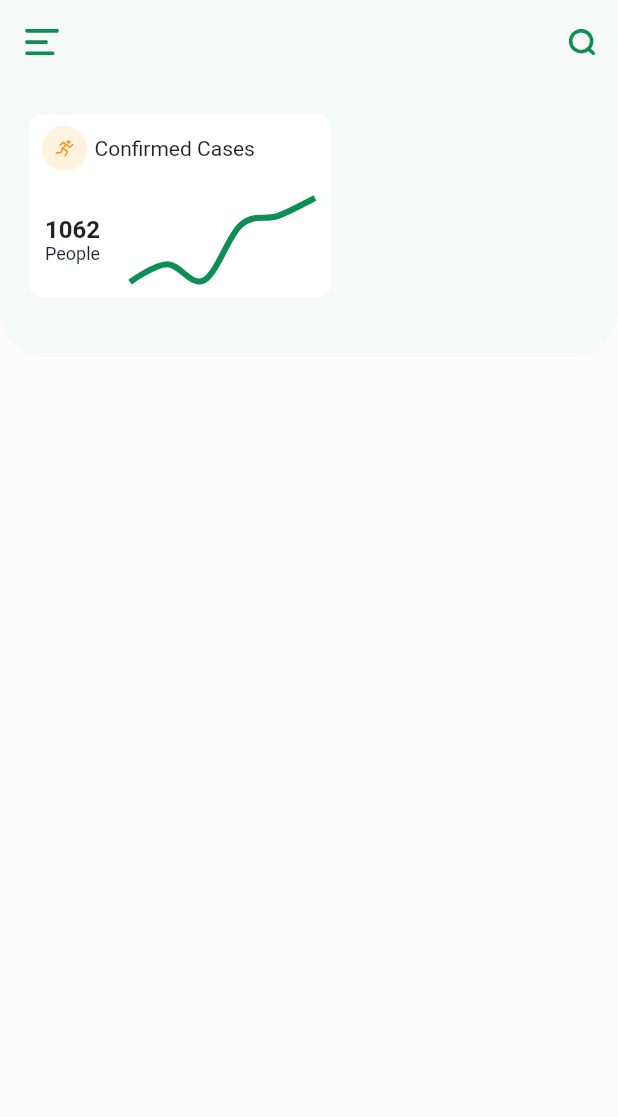
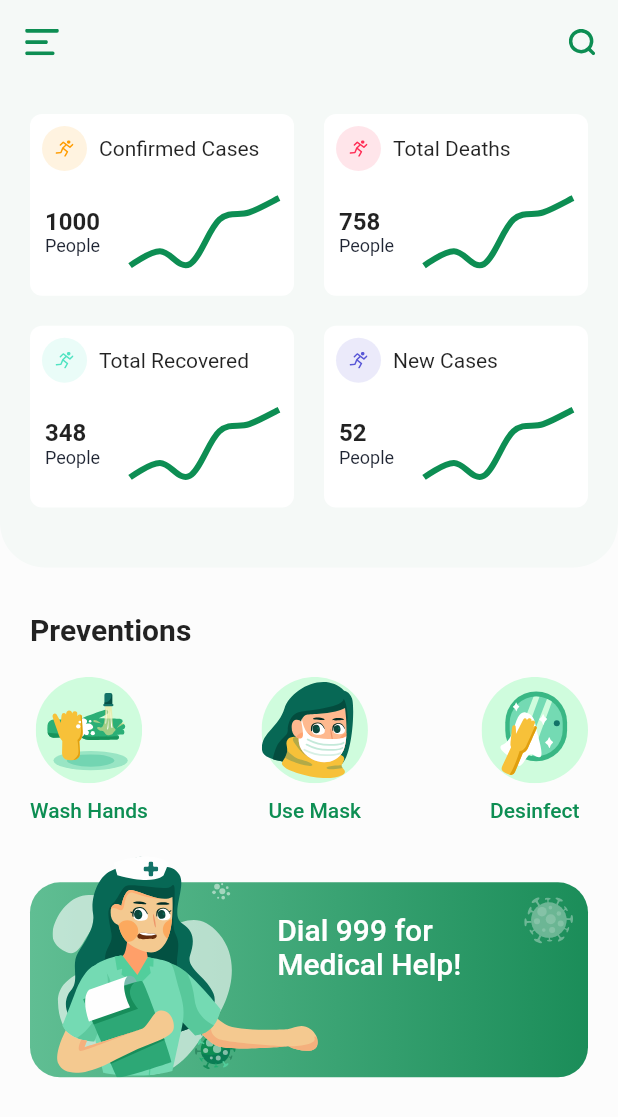
Before and after one commit to pratamawijaya/flutter_ui_example, a Flutter app: the screen it shows after launch, on a phone screen of 412 x 824 dp. Shown: the top 1117 px of the screen. Run offline on Flutter 3.47's test engine with Material 2 defaults, Android fonts, the phone set to English and light mode, and no system bars; drawn by our look-alikes of fl_chart; our stand-ins replace clay_containers, flutter_svg.

Commit message:
2 - create grid card, create preventions section

```diff
--- a/covid19_ui/lib/constants.dart
+++ b/covid19_ui/lib/constants.dart
@@ -4,5 +4,6 @@ const kTextColor = Color(0xFF1E2432);
 const kTextMediumColor = Color(0xFF53627C);
 const kTextLightColor = Color(0xFFACB1C0);
 const kPrimaryColor = Color(0xFF0D8E53);
+const kPrimaryColorDark = Color(0xFF0a7142);
 const kBackgroundColor = Color(0xFFFCFCFC);
 const kInactiveChartColor = Color(0xFFEAECEF);
--- a/covid19_ui/lib/screens/home_screen.dart
+++ b/covid19_ui/lib/screens/home_screen.dart
@@ -1,5 +1,5 @@
 import 'package:covid19_ui/constants.dart';
-import 'package:fl_chart/fl_chart.dart';
+import 'package:covid19_ui/screens/widget/info_card.dart';
 import 'package:flutter/material.dart';
 import 'package:flutter_svg/flutter_svg.dart';
 
@@ -8,7 +8,10 @@ class HomeScreen extends StatelessWidget {
   Widget build(BuildContext context) {
     return Scaffold(
       appBar: buildAppBar(),
-      body: Container(
+      body: Column(
+        crossAxisAlignment: CrossAxisAlignment.start,
+        children: <Widget>[
+          Container(
             padding: EdgeInsets.only(left: 20, top: 20, right: 20, bottom: 40),
             width: double.infinity,
             decoration: BoxDecoration(
@@ -19,77 +22,122 @@ class HomeScreen extends StatelessWidget {
               ),
             ),
             child: Wrap(
+              runSpacing: 20,
+              spacing: 20,
               children: <Widget>[
-            Container(
-              width: 200,
-              decoration: BoxDecoration(
-                color: Colors.white,
-                borderRadius: BorderRadius.circular(8),
+                InfoCard(
+                  title: "Confirmed Cases",
+                  number: "1000",
+                  iconAsset: "assets/icons/running.svg",
+                  iconColor: Color(0xFFFF9C00),
                 ),
-              child: Column(
-                children: <Widget>[
-                  Padding(
-                    padding: const EdgeInsets.all(8.0),
-                    child: Row(
-                      children: <Widget>[
-                        Container(
-                          alignment: Alignment.center,
-                          height: 30,
-                          width: 30,
-                          decoration: BoxDecoration(
-                            color: Color(0xFFFF9C00).withOpacity(0.12),
-                            shape: BoxShape.circle,
+                InfoCard(
+                  title: "Total Deaths",
+                  number: "758",
+                  iconAsset: "assets/icons/running.svg",
+                  iconColor: Color(0xFFFF2D55),
                 ),
-                          child: SvgPicture.asset(
-                            "assets/icons/running.svg",
-                            height: 12,
-                            width: 12,
+                InfoCard(
+                  title: "Total Recovered",
+                  number: "348",
+                  iconAsset: "assets/icons/running.svg",
+                  iconColor: Color(0xFF50E3C2),
                 ),
-                        ),
-                        SizedBox(width: 5),
-                        Text(
-                          "Confirmed Cases",
-                          maxLines: 1,
-                          overflow: TextOverflow.ellipsis,
-                        )
-                      ],
-                    ),
-                  ),
-                  Row(
-                    children: <Widget>[
-                      Padding(
-                        padding: const EdgeInsets.all(10.0),
-                        child: RichText(
-                          text: TextSpan(
-                            style: TextStyle(color: kTextColor),
-                            children: [
-                              TextSpan(
-                                  text: "1062\n",
-                                  style: Theme.of(context)
-                                      .textTheme
-                                      .subtitle1
-                                      .copyWith(fontWeight: FontWeight.bold)),
-                              TextSpan(
-                                text: "People",
-                                style: TextStyle(fontSize: 12),
+                InfoCard(
+                  title: "New Cases",
+                  number: "52",
+                  iconAsset: "assets/icons/running.svg",
+                  iconColor: Color(0xFF5856D6),
                 ),
               ],
             ),
           ),
+          SizedBox(
+            height: 30,
           ),
-                      Expanded(
-                        child: Padding(
-                          padding: const EdgeInsets.all(10.0),
-                          child: LineReportChart(),
+          Padding(
+            padding: const EdgeInsets.symmetric(horizontal: 20),
+            child: Column(
+              crossAxisAlignment: CrossAxisAlignment.start,
+              children: <Widget>[
+                Text(
+                  "Preventions",
+                  style: Theme.of(context)
+                      .textTheme
+                      .title
+                      .copyWith(fontWeight: FontWeight.bold),
                 ),
+                SizedBox(
+                  height: 20,
+                ),
+                Row(
+                  mainAxisAlignment: MainAxisAlignment.spaceBetween,
+                  children: <Widget>[
+                    PreventionCard(
+                      title: "Wash Hands",
+                      iconAsset: "assets/icons/hand_wash.svg",
+                    ),
+                    PreventionCard(
+                      title: "Use Mask",
+                      iconAsset: "assets/icons/use_mask.svg",
+                    ),
+                    PreventionCard(
+                      title: "Desinfect",
+                      iconAsset: "assets/icons/Clean_Disinfect.svg",
                     )
                   ],
                 ),
+                SizedBox(
+                  height: 20,
+                ),
+                Container(
+                  height: 150,
+                  width: double.infinity,
+                  child: Stack(
+                    alignment: Alignment.bottomLeft,
+                    children: <Widget>[
+                      Container(
+                        padding: EdgeInsets.only(
+                            top: 20,
+                            left: MediaQuery.of(context).size.width * .4),
+                        height: 130,
+                        width: double.infinity,
+                        decoration: BoxDecoration(
+                          gradient: LinearGradient(
+                            colors: [
+                              Color(0xFF60BE93),
+                              Color(0xFF1B8D59),
+                            ],
+                          ),
+                          borderRadius: BorderRadius.circular(20),
+                        ),
+                        child: RichText(
+                          text: TextSpan(children: [
+                            TextSpan(
+                                text: "Dial 999 for \nMedical Help!",
+                                style: Theme.of(context)
+                                    .textTheme
+                                    .title
+                                    .copyWith(color: Colors.white))
+                          ]),
+                        ),
+                      ),
+                      Padding(
+                        padding: const EdgeInsets.symmetric(horizontal: 15),
+                        child: SvgPicture.asset("assets/icons/nurse.svg"),
+                      ),
+                      Positioned(
+                        top: 30,
+                        right: 10,
+                        child: SvgPicture.asset("assets/icons/virus.svg"),
+                      )
                     ],
                   ),
                 )
               ],
             ),
+          )
+        ],
       ),
     );
   }
@@ -111,39 +159,30 @@ class HomeScreen extends StatelessWidget {
   }
 }
 
-class LineReportChart extends StatelessWidget {
+class PreventionCard extends StatelessWidget {
+  final String title;
+  final String iconAsset;
+
+  const PreventionCard({
+    Key key,
+    this.title,
+    this.iconAsset,
+  }) : super(key: key);
+
   @override
   Widget build(BuildContext context) {
-    return AspectRatio(
-      aspectRatio: 2.2,
-      child: LineChart(
-        LineChartData(
-          gridData: FlGridData(show: false),
-          borderData: FlBorderData(show: false),
-          titlesData: FlTitlesData(show: false),
-          lineBarsData: [
-            LineChartBarData(
-              spots: getSports(),
-              isCurved: true,
-              dotData: FlDotData(show: false),
-              belowBarData: BarAreaData(show: false),
-              colors: [kPrimaryColor],
-              barWidth: 4,
+    return Column(
+      children: <Widget>[
+        SvgPicture.asset(iconAsset),
+        SizedBox(
+          height: 10,
         ),
+        Text(
+          title,
+          style:
+              Theme.of(context).textTheme.body2.copyWith(color: kPrimaryColor),
+        )
       ],
-        ),
-      ),
     );
   }
-
-  List<FlSpot> getSports() {
-    return [
-      FlSpot(0, .5),
-      FlSpot(1, 1.5),
-      FlSpot(2, 0.6),
-      FlSpot(3, 3.7),
-      FlSpot(4, 4.2),
-      FlSpot(5, 5.2),
-    ];
 }
-}
--- /dev/null
+++ b/covid19_ui/lib/screens/widget/info_card.dart
@@ -0,0 +1,97 @@
+import 'package:covid19_ui/constants.dart';
+import 'package:covid19_ui/screens/widget/line_chart.dart';
+import 'package:flutter/material.dart';
+import 'package:flutter_svg/flutter_svg.dart';
+
+class InfoCard extends StatelessWidget {
+  final String title;
+  final String number;
+  final String iconAsset;
+  final Color iconColor;
+
+  const InfoCard({
+    Key key,
+    this.title,
+    this.number,
+    this.iconColor,
+    this.iconAsset,
+  }) : super(key: key);
+
+  @override
+  Widget build(BuildContext context) {
+    return LayoutBuilder(builder: (context, constaints) {
+      return Container(
+        width: constaints.maxWidth / 2 - 10,
+        decoration: BoxDecoration(
+          color: Colors.white,
+          borderRadius: BorderRadius.circular(8),
+        ),
+        child: Column(
+          children: <Widget>[
+            Padding(
+              padding: const EdgeInsets.all(8.0),
+              child: Row(
+                children: <Widget>[
+                  Container(
+                    alignment: Alignment.center,
+                    height: 30,
+                    width: 30,
+                    decoration: BoxDecoration(
+                      color: iconColor.withOpacity(0.12),
+                      shape: BoxShape.circle,
+                    ),
+                    child: SvgPicture.asset(
+                      iconAsset,
+                      height: 12,
+                      width: 12,
+                      color: iconColor,
+                    ),
+                  ),
+                  SizedBox(width: 8),
+                  Text(
+                    title,
+                    maxLines: 1,
+                    overflow: TextOverflow.ellipsis,
+                  )
+                ],
+              ),
+            ),
+            Padding(
+              padding: const EdgeInsets.only(bottom: 10),
+              child: Row(
+                children: <Widget>[
+                  Padding(
+                    padding: const EdgeInsets.all(10.0),
+                    child: RichText(
+                      text: TextSpan(
+                        style: TextStyle(color: kTextColor),
+                        children: [
+                          TextSpan(
+                              text: "$number\n",
+                              style: Theme.of(context)
+                                  .textTheme
+                                  .subtitle1
+                                  .copyWith(fontWeight: FontWeight.bold)),
+                          TextSpan(
+                            text: "People",
+                            style: TextStyle(fontSize: 12),
+                          ),
+                        ],
+                      ),
+                    ),
+                  ),
+                  Expanded(
+                    child: Padding(
+                      padding: const EdgeInsets.all(10.0),
+                      child: LineReportChart(),
+                    ),
+                  )
+                ],
+              ),
+            ),
+          ],
+        ),
+      );
+    });
+  }
+}
--- /dev/null
+++ b/covid19_ui/lib/screens/widget/line_chart.dart
@@ -0,0 +1,40 @@
+import 'package:covid19_ui/constants.dart';
+import 'package:fl_chart/fl_chart.dart';
+import 'package:flutter/material.dart';
+
+class LineReportChart extends StatelessWidget {
+  @override
+  Widget build(BuildContext context) {
+    return AspectRatio(
+      aspectRatio: 2.2,
+      child: LineChart(
+        LineChartData(
+          gridData: FlGridData(show: false),
+          borderData: FlBorderData(show: false),
+          titlesData: FlTitlesData(show: false),
+          lineBarsData: [
+            LineChartBarData(
+              spots: getSports(),
+              isCurved: true,
+              dotData: FlDotData(show: false),
+              belowBarData: BarAreaData(show: false),
+              colors: [kPrimaryColor],
+              barWidth: 4,
+            ),
+          ],
+        ),
+      ),
+    );
+  }
+
+  List<FlSpot> getSports() {
+    return [
+      FlSpot(0, .5),
+      FlSpot(1, 1.5),
+      FlSpot(2, 0.6),
+      FlSpot(3, 3.7),
+      FlSpot(4, 4.2),
+      FlSpot(5, 5.2),
+    ];
+  }
+}
```
Lines whose indentation alone changed are shown as unchanged.
